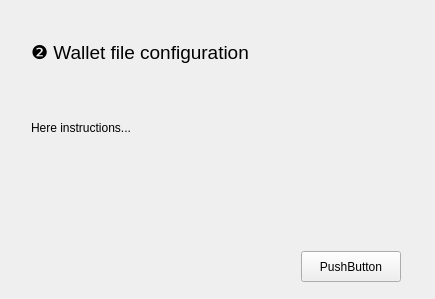
The window that widgets/createwalletwizard.ui (joshirio/iota-cooler) describes before a commit, drawn with Qt 5.
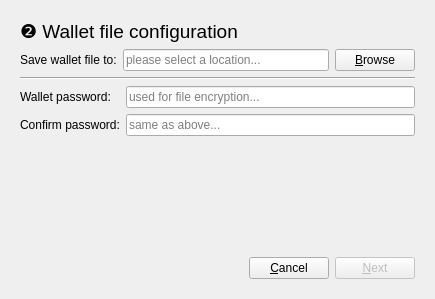
The same window after the commit. The open tabs and pages were chosen to show the change.

Commit message: wallet config UI

The edit to the form file:
```diff
--- a/widgets/createwalletwizard.ui
+++ b/widgets/createwalletwizard.ui
@@ -90,48 +90,150 @@
       </layout>
      </widget>
      <widget class="QWidget" name="page_2">
-      <widget class="QLabel" name="label_3">
-       <property name="geometry">
-        <rect>
-         <x>20</x>
-         <y>60</y>
-         <width>399</width>
-         <height>114</height>
-        </rect>
-       </property>
-       <property name="text">
-        <string>Here instructions...</string>
-       </property>
-       <property name="wordWrap">
-        <bool>true</bool>
-       </property>
-      </widget>
-      <widget class="QLabel" name="label_4">
-       <property name="geometry">
-        <rect>
-         <x>20</x>
-         <y>30</y>
-         <width>399</width>
-         <height>24</height>
-        </rect>
-       </property>
-       <property name="text">
-        <string>&lt;html&gt;&lt;head/&gt;&lt;body&gt;&lt;p&gt;&lt;span style=&quot; font-size:14pt;&quot;&gt;&amp;#10103; Wallet file configuration&lt;/span&gt;&lt;/p&gt;&lt;/body&gt;&lt;/html&gt;</string>
-       </property>
-      </widget>
-      <widget class="QPushButton" name="pushButton">
-       <property name="geometry">
-        <rect>
-         <x>290</x>
-         <y>240</y>
-         <width>100</width>
-         <height>31</height>
-        </rect>
-       </property>
-       <property name="text">
-        <string>PushButton</string>
-       </property>
-      </widget>
+      <layout class="QVBoxLayout" name="verticalLayout_3">
+       <item>
+        <widget class="QLabel" name="label_4">
+         <property name="text">
+          <string>&lt;html&gt;&lt;head/&gt;&lt;body&gt;&lt;p&gt;&lt;span style=&quot; font-size:14pt;&quot;&gt;&amp;#10103; Wallet file configuration&lt;/span&gt;&lt;/p&gt;&lt;/body&gt;&lt;/html&gt;</string>
+         </property>
+        </widget>
+       </item>
+       <item>
+        <layout class="QHBoxLayout" name="horizontalLayout_3">
+         <item>
+          <widget class="QLabel" name="label_3">
+           <property name="text">
+            <string>Save wallet file to:</string>
+           </property>
+          </widget>
+         </item>
+         <item>
+          <widget class="QLineEdit" name="wPathLineEdit">
+           <property name="placeholderText">
+            <string>please select a location...</string>
+           </property>
+          </widget>
+         </item>
+         <item>
+          <widget class="QPushButton" name="wSaveBrowseButton">
+           <property name="text">
+            <string>&amp;Browse</string>
+           </property>
+          </widget>
+         </item>
+        </layout>
+       </item>
+       <item>
+        <widget class="Line" name="line">
+         <property name="orientation">
+          <enum>Qt::Horizontal</enum>
+         </property>
+        </widget>
+       </item>
+       <item>
+        <layout class="QGridLayout" name="gridLayout">
+         <item row="0" column="0">
+          <widget class="QLabel" name="label_5">
+           <property name="toolTip">
+            <string>The passphrase used to encrypt the wallet file.&lt;br /&gt;
+This is required to protect sensible information such as transaction history, online multisig seed and addresses.&lt;br /&gt;
+Your offline multisig seed is never stored in the wallet file.</string>
+           </property>
+           <property name="text">
+            <string>Wallet password:</string>
+           </property>
+          </widget>
+         </item>
+         <item row="0" column="1">
+          <widget class="QLineEdit" name="wpLineEdit">
+           <property name="toolTip">
+            <string>The passphrase used to encrypt the wallet file.&lt;br /&gt;
+This is required to protect sensible information such as transaction history, online multisig seed and addresses.&lt;br /&gt;
+Your offline multisig seed is never stored in the wallet file.</string>
+           </property>
+           <property name="echoMode">
+            <enum>QLineEdit::Password</enum>
+           </property>
+           <property name="placeholderText">
+            <string>used for file encryption...</string>
+           </property>
+          </widget>
+         </item>
+         <item row="1" column="0">
+          <widget class="QLabel" name="label_6">
+           <property name="toolTip">
+            <string>Enter the password again to confirm it</string>
+           </property>
+           <property name="text">
+            <string>Confirm password:</string>
+           </property>
+          </widget>
+         </item>
+         <item row="1" column="1">
+          <widget class="QLineEdit" name="wp2LineEdit">
+           <property name="toolTip">
+            <string>The passphrase used to encrypt the wallet file.&lt;br /&gt;
+This is required to protect sensible information such as transaction history, online multisig seed and addresses.&lt;br /&gt;
+Your offline multisig seed is never stored in the wallet file.</string>
+           </property>
+           <property name="echoMode">
+            <enum>QLineEdit::Password</enum>
+           </property>
+           <property name="placeholderText">
+            <string>same as above...</string>
+           </property>
+          </widget>
+         </item>
+        </layout>
+       </item>
+       <item>
+        <spacer name="verticalSpacer_2">
+         <property name="orientation">
+          <enum>Qt::Vertical</enum>
+         </property>
+         <property name="sizeHint" stdset="0">
+          <size>
+           <width>20</width>
+           <height>67</height>
+          </size>
+         </property>
+        </spacer>
+       </item>
+       <item>
+        <layout class="QHBoxLayout" name="horizontalLayout_2">
+         <item>
+          <spacer name="horizontalSpacer_2">
+           <property name="orientation">
+            <enum>Qt::Horizontal</enum>
+           </property>
+           <property name="sizeHint" stdset="0">
+            <size>
+             <width>40</width>
+             <height>20</height>
+            </size>
+           </property>
+          </spacer>
+         </item>
+         <item>
+          <widget class="QPushButton" name="wConfCancelButton">
+           <property name="text">
+            <string>&amp;Cancel</string>
+           </property>
+          </widget>
+         </item>
+         <item>
+          <widget class="QPushButton" name="wConfNextButton">
+           <property name="enabled">
+            <bool>false</bool>
+           </property>
+           <property name="text">
+            <string>&amp;Next</string>
+           </property>
+          </widget>
+         </item>
+        </layout>
+       </item>
+      </layout>
      </widget>
     </widget>
    </item>
```
The commit also changes 3 other files.
